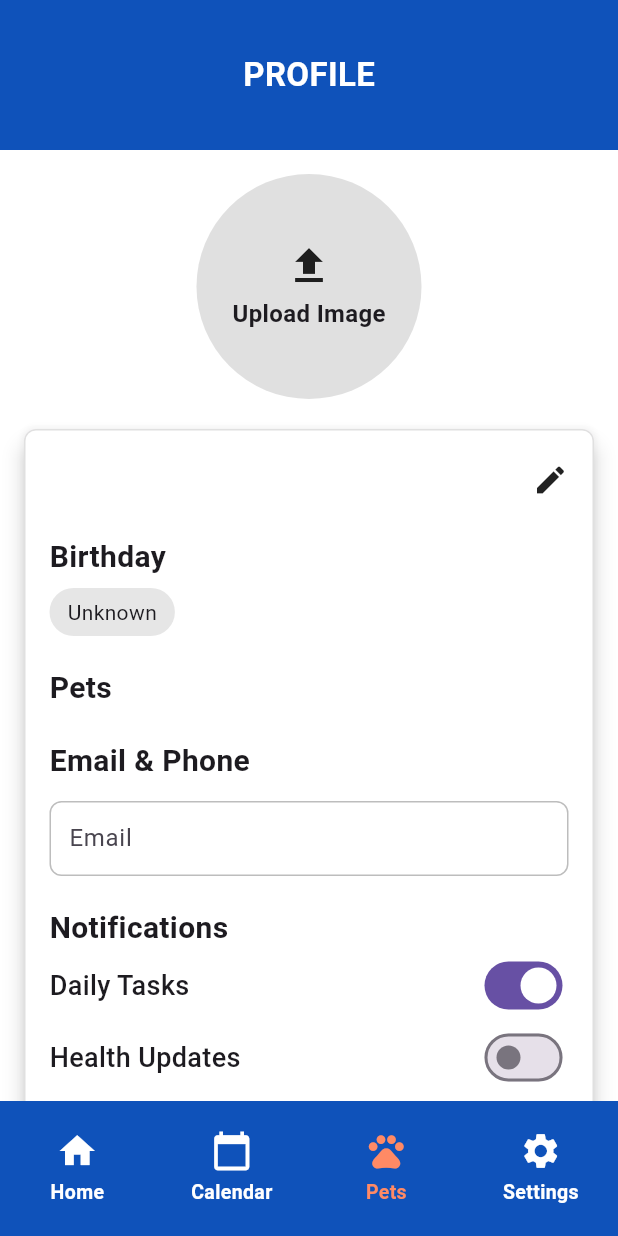
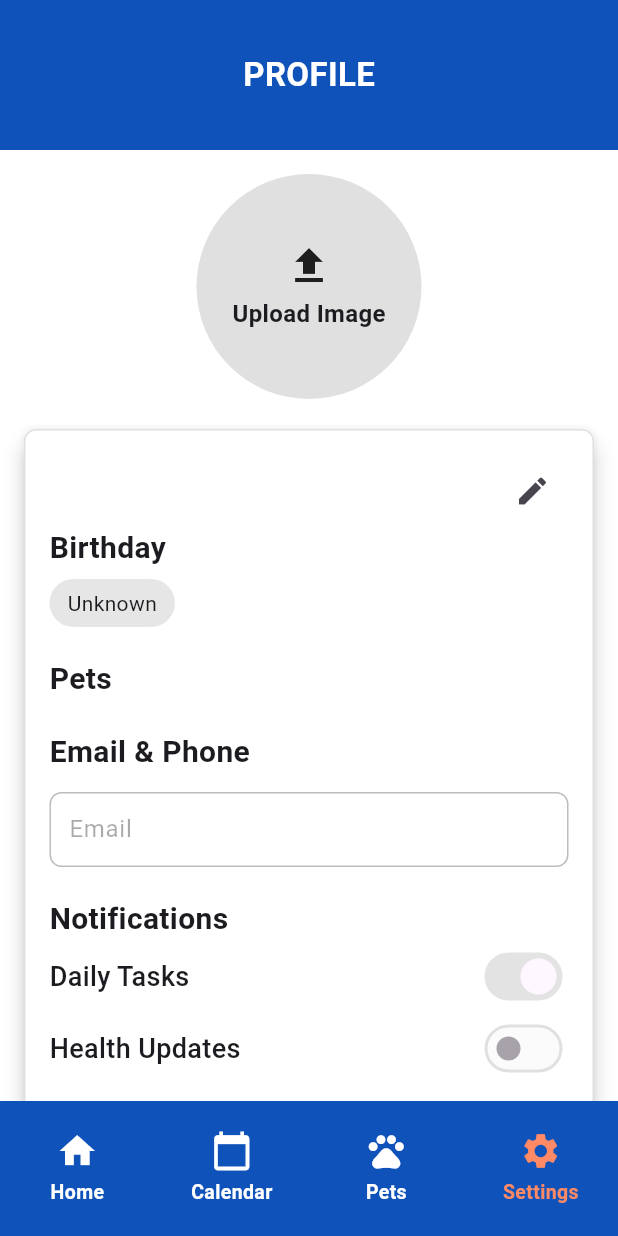
Before and after one commit to Solares10/PetMinder2.0, a Flutter app: the SettingsScreen screen opened by its route, on a phone screen of 412 x 824 dp. Run offline on Flutter 3.47's test engine with Material 3 defaults, Android fonts, the phone set to English and light mode, and no system bars; our stand-ins replace cloud_firestore, file_picker, firebase_auth, firebase_core, firebase_storage, image_picker; accounts and stored records are empty.

Commit message:
enable and disable setting edit
- Made it so that you can now escape edit mode
- also updated so setting icons changes color

```diff
--- a/lib/screens/settings_screen.dart
+++ b/lib/screens/settings_screen.dart
@@ -24,6 +24,7 @@ class _SettingsScreenState extends State<SettingsScreen> {
   bool notifDailyTasks = true;
   bool notifHealthUpdates = false;
 
+  bool isEditing = false;
   @override
   void initState() {
     super.initState();
@@ -91,7 +92,7 @@ class _SettingsScreenState extends State<SettingsScreen> {
   Widget build(BuildContext context) {
     return Scaffold(
       backgroundColor: Colors.white,
-      bottomNavigationBar: const BottomNav(activeIndex: 2),
+      bottomNavigationBar: const BottomNav(activeIndex: 3),
       body: Column(
         children: [
           // ================= TOP BAR =================
@@ -118,7 +119,7 @@ class _SettingsScreenState extends State<SettingsScreen> {
                 children: [
                   // PROFILE IMAGE UPLOAD FRAME
                   GestureDetector(
-                    onTap: pickProfileImage,
+                    onTap: isEditing ? pickProfileImage : null,
                     child: Container(
                       width: 150,
                       height: 150,
@@ -169,15 +170,24 @@ class _SettingsScreenState extends State<SettingsScreen> {
                                 child: Text(
                                   fullName,
                                   style: const TextStyle(
-                                      fontSize: 24,
-                                      fontWeight: FontWeight.bold),
+                                    fontSize: 24,
+                                    fontWeight: FontWeight.bold,
+                                  ),
                                 ),
                               ),
-                              const Icon(Icons.edit, size: 24),
+                              IconButton(
+                                icon: Icon(isEditing ? Icons.check : Icons.edit, size: 24),
+                                onPressed: () {
+                                  setState(() {
+                                    isEditing = !isEditing;
+                                  });
+                                  // Optional: auto-save when leaving edit mode
+                                  // if (!isEditing) saveProfile();
+                                },
+                              ),
                             ],
                           ),
 
-                          const SizedBox(height: 20),
 
                           // BIRTHDAY
                           const Text(
@@ -210,7 +220,7 @@ class _SettingsScreenState extends State<SettingsScreen> {
                                 fontSize: 20, fontWeight: FontWeight.bold),
                           ),
                           const SizedBox(height: 6),
-                          _input(emailController, "Email"),
+                          _input(emailController, "Email", enabled: isEditing),
 
                           const SizedBox(height: 20),
 
@@ -224,12 +234,14 @@ class _SettingsScreenState extends State<SettingsScreen> {
                           _switchRow(
                             "Daily Tasks",
                             notifDailyTasks,
-                            (v) => setState(() => notifDailyTasks = v),
+                                (v) => setState(() => notifDailyTasks = v),
+                            enabled: isEditing,
                           ),
                           _switchRow(
                             "Health Updates",
                             notifHealthUpdates,
-                            (v) => setState(() => notifHealthUpdates = v),
+                                (v) => setState(() => notifHealthUpdates = v),
+                            enabled: isEditing,
                           ),
 
                           const SizedBox(height: 20),
@@ -268,8 +280,12 @@ class _SettingsScreenState extends State<SettingsScreen> {
     );
   }
 
-  // INPUT FIELD
-  Widget _input(TextEditingController c, String hint) {
+// INPUT FIELD
+  Widget _input(
+      TextEditingController c,
+      String hint, {
+        bool enabled = true,   // <--- declare it here with a default
+      }) {
     return Container(
       height: 50,
       margin: const EdgeInsets.only(top: 6),
@@ -280,6 +296,8 @@ class _SettingsScreenState extends State<SettingsScreen> {
       ),
       child: TextField(
         controller: c,
+        enabled: enabled,
+        readOnly: !enabled,
         decoration: InputDecoration(
           border: InputBorder.none,
           hintText: hint,
@@ -287,6 +305,7 @@ class _SettingsScreenState extends State<SettingsScreen> {
       ),
     );
   }
+
 
   // CHIP
   Widget _chip(String text) {
@@ -301,21 +320,31 @@ class _SettingsScreenState extends State<SettingsScreen> {
   }
 
   // SWITCH ROW
-  Widget _switchRow(String label, bool value, Function(bool) onChanged) {
+  Widget _switchRow(
+      String label,
+      bool value,
+      Function(bool) onChanged, {
+        bool enabled = true,
+      }) {
     return Row(
       children: [
         Expanded(
-          child: Text(label,
-              style:
-                  const TextStyle(fontSize: 18, fontWeight: FontWeight.w500)),
+          child: Text(
+            label,
+            style: const TextStyle(
+              fontSize: 18,
+              fontWeight: FontWeight.w500,
+            ),
+          ),
         ),
         Switch(
           value: value,
-          onChanged: onChanged,
+          onChanged: enabled ? onChanged : null, // disable when not editing
         ),
       ],
     );
   }
+
 
   // BOTTOM NAV
   Widget _bottomNav() {
```
Also changed, not shown: pubspec.lock.
